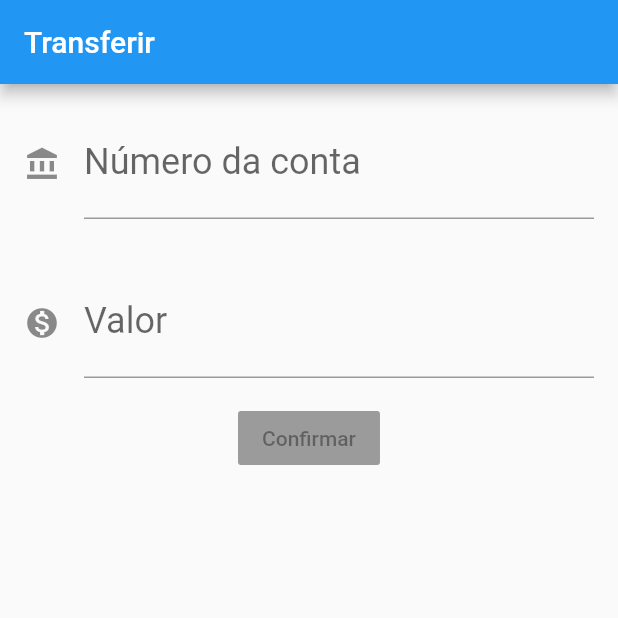
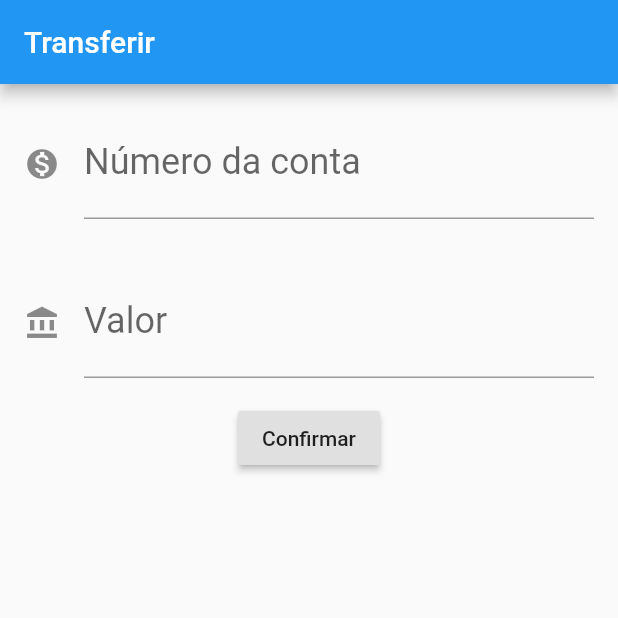
Before and after one commit to busatoju/Bytebank, a Flutter app: the screen it shows after launch, on a phone screen of 412 x 824 dp, the top half of it. Run offline on Flutter 3.47's test engine with Material 2 defaults, Android fonts, the phone set to English and light mode, and no system bars.

Commit message:
Implementado os Editores e o CreateTransfer

```diff
--- a/lib/main.dart
+++ b/lib/main.dart
@@ -2,33 +2,32 @@ import 'package:flutter/material.dart';
 
 void main() => runApp(BytebankApp());
 
-class ListaTransferencias extends StatelessWidget{ //Lista de transferências utilizando herdando um widget estatico
+class ListaTransferencias extends StatelessWidget{
   @override
   Widget build(BuildContext context) {
     return Scaffold(
-     appBar: AppBar( //Barra azul na parte superior
-         title: Text('Transferências') //Titulo da appbar
+      appBar: AppBar(
+          title: Text('Transferências')
       ),
-     body: Column( //Colunas de Transferências
+      body: Column(
         children: <Widget>[
-         ItemTransferencia(Transferencia(100,27665843)),
-         ItemTransferencia(Transferencia(300,27665843)),
-         ItemTransferencia(Transferencia(200,27665843)),
+          ItemTransfer(Transfer(100,27665843)),
+          ItemTransfer(Transfer(300,27665843)),
+          ItemTransfer(Transfer(200,27665843)),
         ],
       ),
-     floatingActionButton: FloatingActionButton( //Botão de adicionar mais uma tranferência
+      floatingActionButton: FloatingActionButton(
         onPressed: () {  },
-       child: Icon(Icons.add), // Tipo do botão, no caso o sinal de '+'
+        child: Icon(Icons.add),
       ),
     );
   }
 
 }
-class ItemTransferencia extends StatelessWidget { // Item transferência Criado para melhorar a legibilidade do código e reaproveitamento
+class ItemTransfer extends StatelessWidget {
+  final Transfer _transfer;
 
-  final Transferencia _transferencia;
-
-  const ItemTransferencia(this._transferencia);
+  const ItemTransfer(this._transfer);
 
   @override
   Widget build(BuildContext context) {
@@ -36,20 +35,30 @@ class ItemTransferencia extends StatelessWidget { // Item transferência Criado
     return Card(
       child: ListTile(
         leading: Icon(Icons.monetization_on),
-        title: Text(_transferencia.valor.toString()),
-        subtitle: Text(_transferencia.numeroConta.toString()),
+        title: Text(_transfer.value.toString()),
+        subtitle: Text(_transfer.numberAccount.toString()),
       ),
     );
   }
 }
 
-class Transferencia { //Transferência criada para melhorar legibilidade e reaproveitar código
-  final double valor;
-  final int numeroConta;
+class Transfer {
+  final double value;
+  final int numberAccount;
 
-  const Transferencia(this.valor, this.numeroConta);
+  const Transfer(this.value, this.numberAccount);
+
+  @override
+  String toString() {
+    return 'Transfer{value: $value, numberAccount: $numberAccount}';
   }
-class FormularioTransferencia extends StatelessWidget {
+}
+class TransferForm extends StatelessWidget {
+  final TextEditingController _controllerNumberAccount =
+  TextEditingController();
+  final TextEditingController _controllerValue =
+  TextEditingController();
+
   @override
   Widget build(BuildContext context) {
     return Scaffold(
@@ -57,53 +66,71 @@ class FormularioTransferencia extends StatelessWidget {
           title: Text('Transferir')),
       body: Column(
         children: <Widget>[
-          Padding(
-            padding: const EdgeInsets.all(16.0),
-            child: TextField(
-              style: TextStyle(
-                fontSize: 24.0,
-              ),
-              decoration: InputDecoration(
-                icon: Icon(Icons.account_balance),
-                labelText: 'Número da conta',
-                  hintText: '00000000',
+          Editor(controller: _controllerNumberAccount, tip: '0000000', label: 'Número da conta', icon: Icons.monetization_on),
+          Editor(controller: _controllerValue, tip: '0.00' , label: 'Valor', icon: Icons.account_balance),
 
-              ),
-              keyboardType: TextInputType.number,
-            ),
-          ),
-          Padding(
-            padding: const EdgeInsets.all(16.0),
-            child: TextField(
-              style: TextStyle(
-                fontSize: 24.0
-              ),
-              decoration: InputDecoration(
-                icon: Icon(Icons.monetization_on),
-                labelText: 'Valor',
-                hintText: '0.00',
-              ),
-                keyboardType: TextInputType.number,
-
-            ),
-          ),
           RaisedButton(
               child: Text('Confirmar'),
+              onPressed: () {
+                _CreateTransfer(_controllerNumberAccount, _controllerValue);
+
+              }
           ),
         ],
       ),
     );
 
   }
+
 }
+class Editor extends StatelessWidget {
+  final TextEditingController controller;
+  final String tip;
+  final String label;
+  final IconData icon;
+
+  Editor({this.controller, this.tip, this.label, this.icon});
+
+  @override
+  Widget build(BuildContext context) {
+    return Padding(
+      padding: const EdgeInsets.all(16.0),
+      child: TextField(
+        controller: controller,
+        style: TextStyle(
+          fontSize: 24.0,
+        ),
+        decoration: InputDecoration(
+          icon: Icon(icon),
+          labelText: label,
+          hintText: tip,
+
+        ),
+        keyboardType: TextInputType.number,
+      ),
+    );
+  }
+}
+
 class BytebankApp extends StatelessWidget{
   @override
   Widget build(BuildContext context) {
     // TODO: implement build
     return MaterialApp(
       home: Scaffold(
-        body: FormularioTransferencia(),
+        body: TransferForm(),
       ),
     );
   }
 }
+
+void _CreateTransfer(TextEditingController controllerNumberAccount, TextEditingController controllerValue){
+  final int numberAccount =
+  int.tryParse(controllerNumberAccount.text);
+  final double value =
+  double.tryParse(controllerValue.text);
+  if(numberAccount != null && value != null) {
+    final createTransfer = Transfer(value, numberAccount);
+    debugPrint('$createTransfer');
+  }
+}
```
Lines whose indentation alone changed are shown as unchanged.
